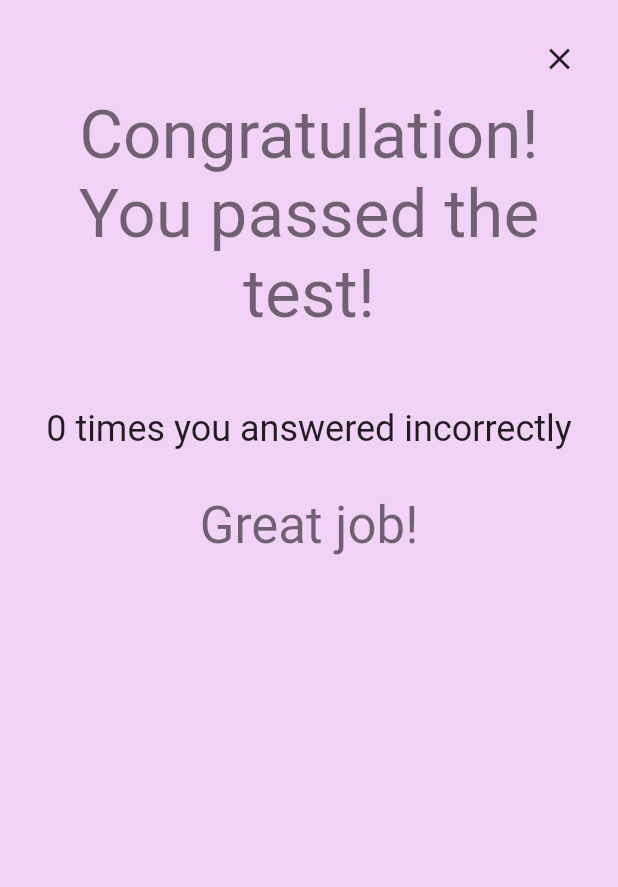
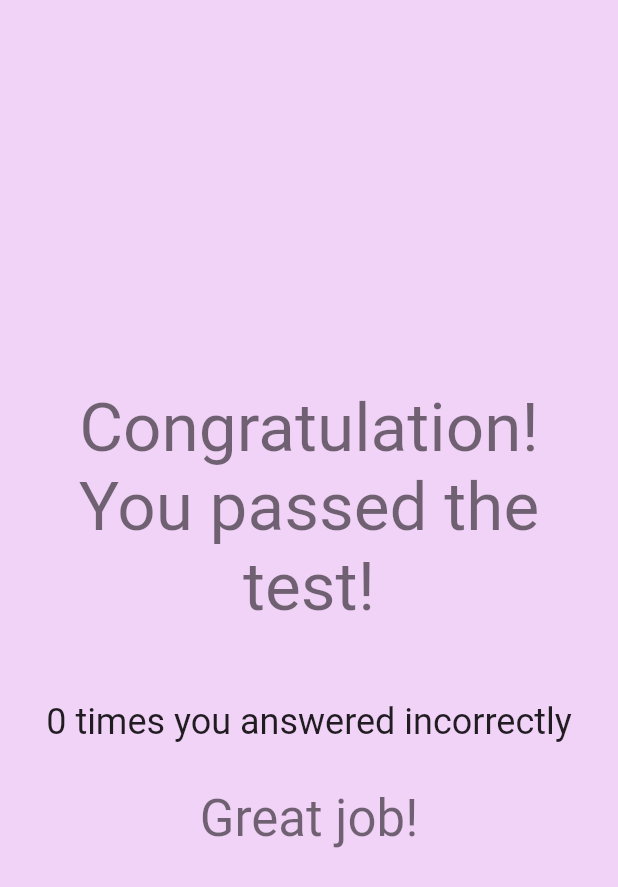
Before and after one commit to dariagorlova/english_for_it, a Flutter app: the CongratulationScreen screen opened directly with empty values, on a phone screen of 412 x 824 dp. Shown: the top 887 px of the screen. Run offline on Flutter 3.47's test engine with Material 2 defaults, Android fonts, the phone set to English and light mode, and no system bars; our stand-ins replace confetti, flutter_bloc, freezed_annotation, get_it, go_router, google_fonts and 1 more; missing offline and left inert: translator; Roboto replaces fonts that are missing (Courgette).

Commit message:
refactor interface

```diff
--- a/lib/features/congratulation_screen/congratulation_screen.dart
+++ b/lib/features/congratulation_screen/congratulation_screen.dart
@@ -39,18 +39,7 @@ class _CongratulationScreenState extends State<CongratulationScreen> {
           backgroundColor: Theme.of(context).backgroundColor,
           body: Padding(
             padding: const EdgeInsets.all(15),
-            child: Column(
-              children: [
-                Align(
-                  alignment: Alignment.topRight,
-                  child: IconButton(
-                    onPressed: () {
-                      context.push('/learning');
-                    },
-                    icon: const Icon(Icons.close),
-                  ),
-                ),
-                Center(
+            child: Center(
               child: Column(
                 mainAxisAlignment: MainAxisAlignment.center,
                 children: [
@@ -99,8 +88,6 @@ class _CongratulationScreenState extends State<CongratulationScreen> {
                 ],
               ),
             ),
-              ],
-            ),
           ),
         ),
         ConfettiWidget(
```
Lines whose indentation alone changed are shown as unchanged.
